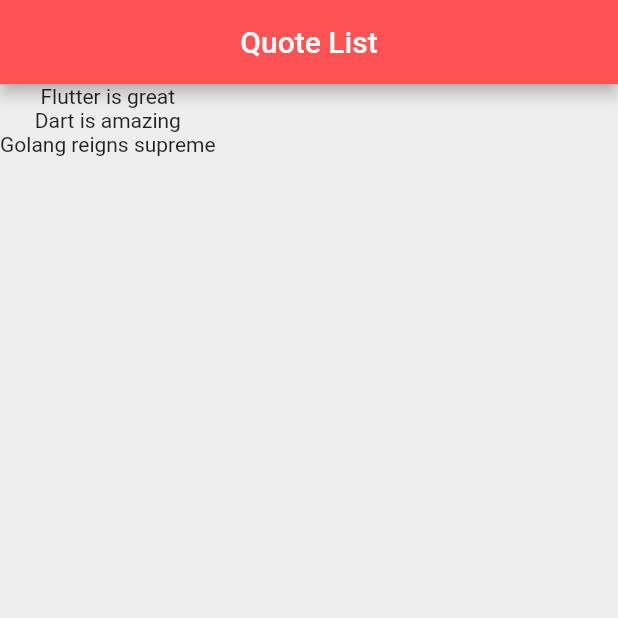
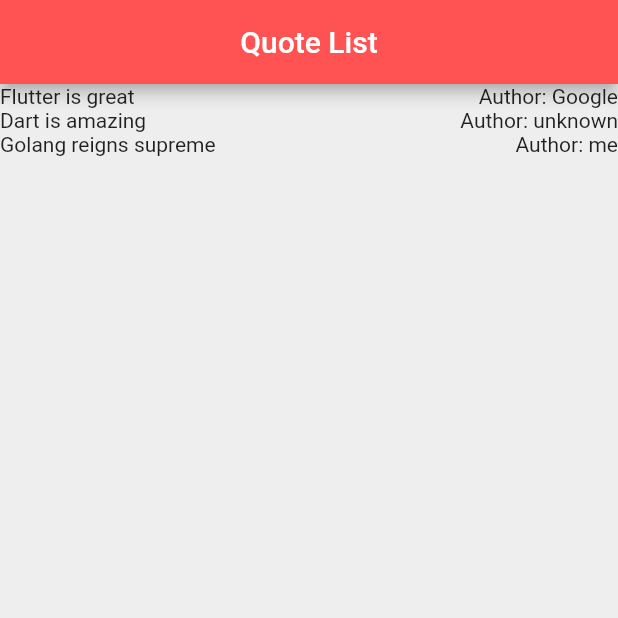
Before and after one commit to mihaitaivli/beginningFlutter, a Flutter app: the screen it shows after launch, on a phone screen of 412 x 824 dp, the top half of it. Run offline on Flutter 3.47's test engine with Material 2 defaults, Android fonts, the phone set to English and light mode, and no system bars.

Commit message:
custom class to hold static data

```diff
--- a/lib/main.dart
+++ b/lib/main.dart
@@ -1,5 +1,5 @@
 import 'package:flutter/material.dart';
-import 'package:flutter/rendering.dart';
+import 'quote.dart';
 
 void main() => runApp(MaterialApp(
   home: QuoteList()
@@ -11,10 +11,10 @@ class QuoteList extends StatefulWidget {
 }
 
 class _QuoteListState extends State<QuoteList> {
-  List<String> quotes = [
-    'Flutter is great',
-    'Dart is amazing',
-    'Golang reigns supreme'
+  List<Quote> quotes = [
+    Quote(text: 'Flutter is great', author: 'Google'),
+    Quote(text: 'Dart is amazing', author: 'unknown'),
+    Quote(text: 'Golang reigns supreme', author: 'me')
   ];
 
   @override
@@ -27,7 +27,15 @@ class _QuoteListState extends State<QuoteList> {
         backgroundColor: Colors.redAccent,
       ),
       body: Column(
-        children: quotes.map((quote) => Text(quote)).toList()
+        children: quotes.map((quote) {
+          return Row(
+            mainAxisAlignment: MainAxisAlignment.spaceBetween,
+            children: [
+              Text('${quote.text}'),
+              Text('Author: ${quote.author}'),
+            ],
+          );
+        }).toList()
       ),
     );
   }
--- /dev/null
+++ b/lib/quote.dart
@@ -0,0 +1,10 @@
+class Quote {
+  String text, author;
+
+  Quote({this.text, this.author}) {
+    this.text = text;
+    this.author = author;
+  }
+}
+
+Quote myQuote = Quote(text: 'some text', author: 'an author');
```
